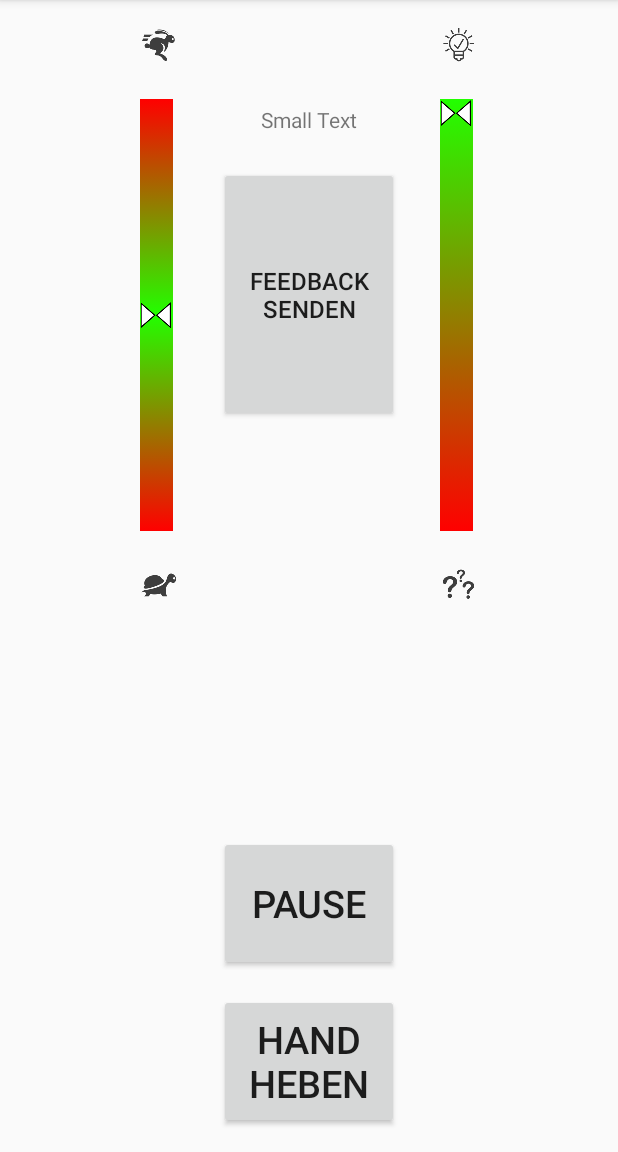
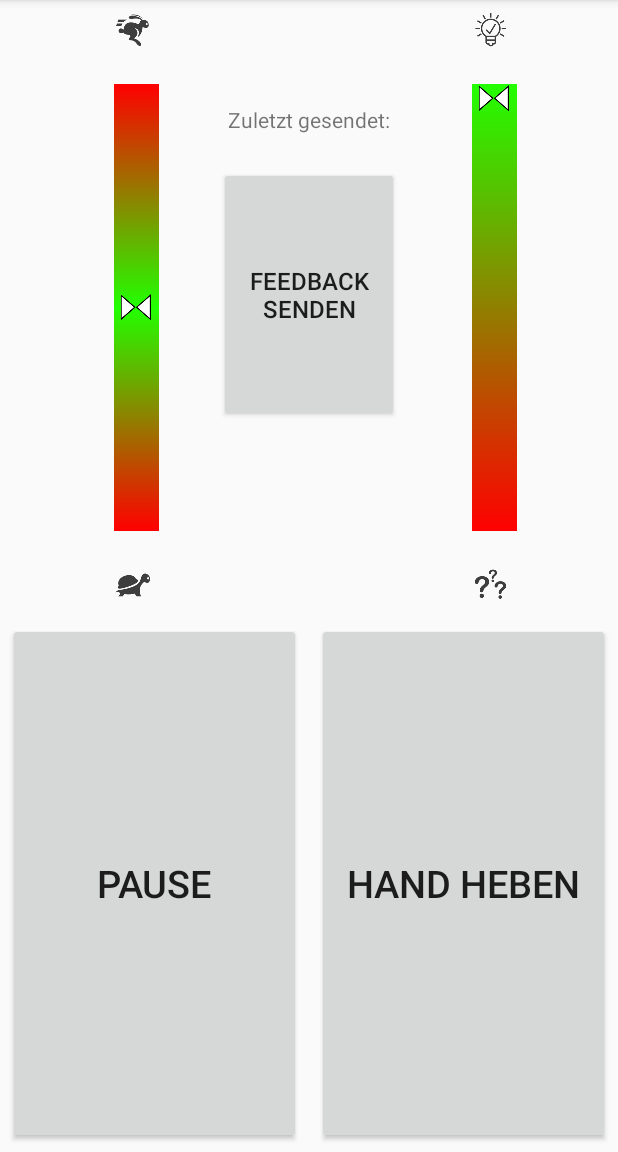
Before and after one commit to SammysHP/rlf-android, an Android app: the fragment StudentLiveFeedbackFragment shown on its own in the app's theme, on a phone screen of 412 x 824 dp, the part 84-1236 px from its top. Run offline under Robolectric (Android 15) with nearby library versions, the phone set to English and light mode, and no system bars; 1 statement that could not run was skipped.

Commit message:
Student View verändert

```diff
--- a/app/src/main/res/layout/fragment_student_live_feedback.xml
+++ b/app/src/main/res/layout/fragment_student_live_feedback.xml
@@ -9,11 +9,13 @@
         android:layout_height="wrap_content"
         android:orientation="vertical"
         android:id="@+id/test2"
-        android:layout_alignParentTop="true"
-        android:layout_toLeftOf="@+id/signal"
-        android:layout_toStartOf="@+id/signal"
-        android:layout_marginRight="20dp"
-        android:layout_marginTop="10dp">
+        android:layout_marginRight="37dp"
+        android:layout_alignTop="@+id/test"
+        android:layout_toLeftOf="@+id/linearLayout"
+        android:layout_toStartOf="@+id/linearLayout"
+        android:layout_marginEnd="37dp"
+        android:layout_alignBottom="@+id/test"
+        android:weightSum="1">
 
 
         <ImageView
@@ -29,14 +31,14 @@
         <org.milderjoghurt.rlf.android.ui.VerticalSeekBar
 
             android:id="@+id/speedBar"
-            android:layout_width="22dp"
+            android:layout_width="30dp"
 
             android:layout_marginLeft="7dp"
             android:enabled="false"
             android:max="100"
 
 
-            android:layout_height="320dp"
+            android:layout_height="330dp"
             android:progress="50"
             android:progressDrawable="@drawable/seekbar_vertical_npn"
             android:splitTrack="false"
@@ -45,7 +47,8 @@
             android:layout_centerHorizontal="true"
             android:mirrorForRtl="false"
             android:nestedScrollingEnabled="false"
-            android:thumbOffset="1dp" />
+            android:thumbOffset="1dp"
+            android:layout_weight="2.12" />
 
         <ImageView
             android:layout_width="wrap_content"
@@ -64,11 +67,11 @@
         android:layout_height="wrap_content"
         android:orientation="vertical"
         android:id="@+id/test"
+        android:layout_marginLeft="41dp"
         android:layout_alignParentTop="true"
-        android:layout_toRightOf="@+id/signal"
-        android:layout_toEndOf="@+id/signal"
-        android:layout_marginLeft="20dp"
-        android:layout_marginTop="10dp">
+        android:layout_toRightOf="@+id/linearLayout"
+        android:layout_toEndOf="@+id/linearLayout"
+        android:layout_marginStart="41dp">
 
 
         <ImageView
@@ -84,13 +87,13 @@
         <org.milderjoghurt.rlf.android.ui.VerticalSeekBar
 
             android:id="@+id/understandBar"
-            android:layout_width="22dp"
+            android:layout_width="30dp"
 
             android:layout_marginLeft="7dp"
             android:enabled="false"
             android:max="100"
 
-            android:layout_height="320dp"
+            android:layout_height="330dp"
             android:progress="128"
             android:progressDrawable="@drawable/seekbar_vertical_pn"
             android:splitTrack="false"
@@ -110,30 +113,6 @@
             android:layout_gravity="right" />
     </LinearLayout>
 
-    <Button
-        android:layout_width="90dp"
-        android:layout_height="90dp"
-        android:text="PAUSE"
-        android:id="@+id/btnBreak"
-        android:layout_above="@+id/signal"
-        android:layout_alignRight="@+id/signal"
-        android:layout_alignEnd="@+id/signal"
-        android:layout_alignLeft="@+id/signal"
-        android:layout_alignStart="@+id/signal"
-        android:textSize="25dp" />
-
-    <Button
-        android:layout_width="120dp"
-        android:layout_height="90dp"
-        android:text="Hand heben"
-        android:textSize="25dp"
-        android:id="@+id/signal"
-        android:layout_gravity="center_horizontal"
-        android:layout_alignParentBottom="true"
-        android:layout_centerHorizontal="true"
-        android:layout_marginTop="15dp"
-        android:layout_marginBottom="15dp" />
-
     <LinearLayout
         android:orientation="vertical"
         android:layout_width="wrap_content"
@@ -147,14 +126,14 @@
             android:layout_width="wrap_content"
             android:layout_height="41dp"
             android:textAppearance="?android:attr/textAppearanceSmall"
-            android:text="Small Text"
             android:id="@+id/textView2"
             android:layout_gravity="center_horizontal"
             android:layout_below="@+id/test"
             android:layout_alignLeft="@+id/button2"
             android:layout_alignStart="@+id/button2"
             android:layout_alignRight="@+id/button2"
-            android:layout_alignEnd="@+id/button2" />
+            android:layout_alignEnd="@+id/button2"
+            android:text="Zuletzt gesendet:" />
 
         <Button
             android:layout_width="120dp"
@@ -168,4 +147,42 @@
             android:layout_alignStart="@+id/test2" />
     </LinearLayout>
 
+    <LinearLayout
+        android:orientation="horizontal"
+        android:layout_width="wrap_content"
+        android:layout_height="wrap_content"
+
+        android:weightSum="1"
+        android:layout_alignParentBottom="true"
+        android:layout_alignParentLeft="true"
+        android:layout_alignParentRight="true"
+        android:id="@+id/linearLayout2"
+        android:layout_below="@+id/test2" >
+
+        <Button
+            android:layout_width="match_parent"
+            android:layout_height="match_parent"
+            android:text="PAUSE"
+            android:id="@+id/btnBreak"
+            android:layout_gravity="bottom"
+            android:layout_weight="0.5"
+
+            android:textSize="25dp"
+            android:layout_margin="5dp" />
+
+
+        <Button
+            android:layout_width="match_parent"
+            android:layout_height="match_parent"
+            android:text="Hand heben"
+            android:textSize="25dp"
+            android:layout_gravity="bottom"
+            android:id="@+id/signal"
+            android:layout_alignRight="@+id/btnBreak"
+
+            android:layout_weight="0.5"
+            android:layout_margin="5dp" />
+
+    </LinearLayout>
+
 </RelativeLayout>
```
